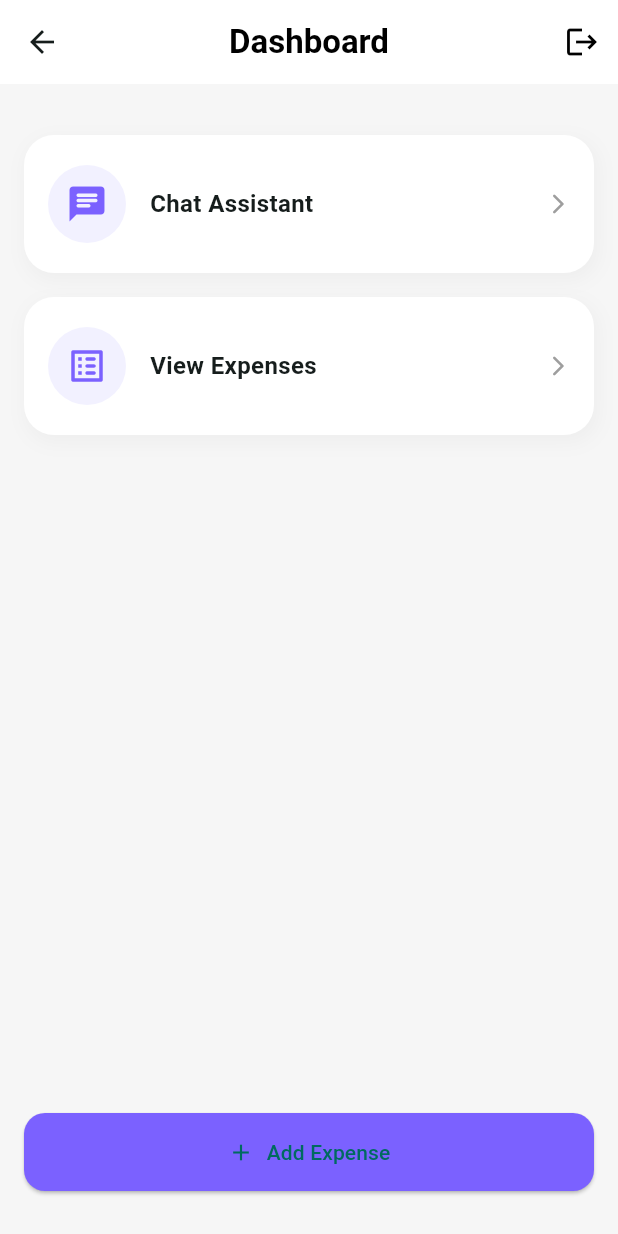
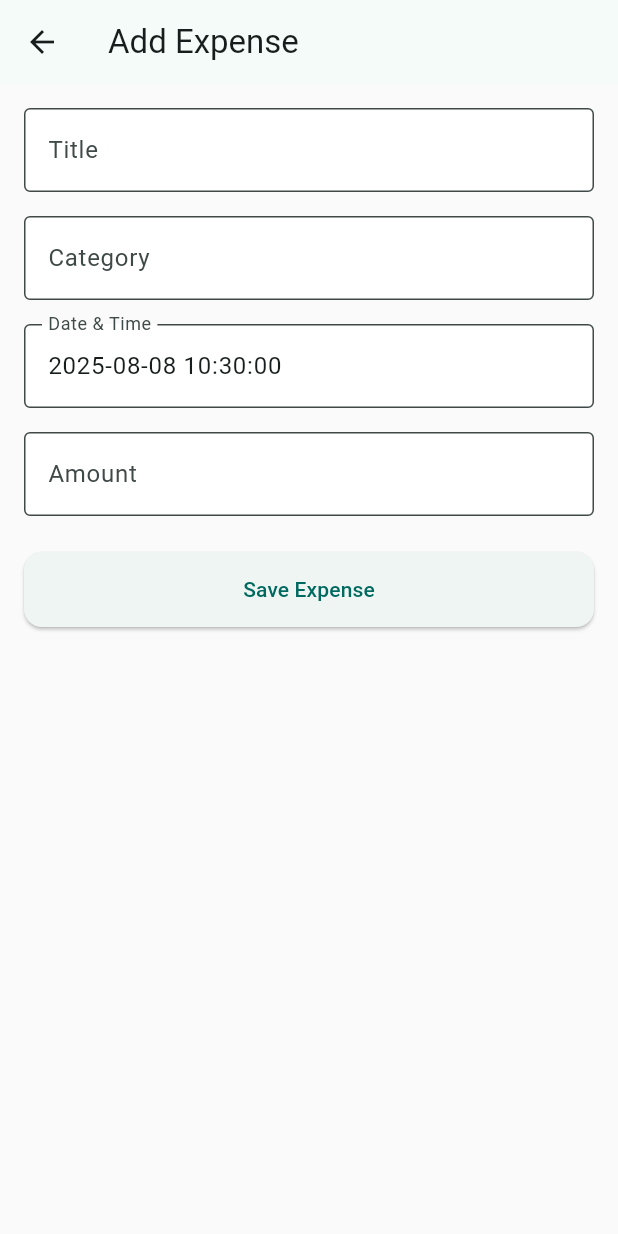
Before and after one commit to yusef279/ai_exp_track, a Flutter app: the HomeScreen screen opened by its route, after a tap on "Add Expense", on a phone screen of 412 x 824 dp. Run offline on Flutter 3.47's test engine with Material 3 defaults, Android fonts, the phone set to English and light mode, and no system bars; our stand-ins replace firebase_auth, firebase_core; accounts and stored records are empty.

Commit message:
Fix Add Expense navigation

```diff
--- /dev/null
+++ b/lib/data/expense_repository.dart
@@ -0,0 +1,18 @@
+import '../models/expense.dart';
+
+class ExpenseRepository {
+  ExpenseRepository._();
+
+  static final ExpenseRepository instance = ExpenseRepository._();
+
+  final List<Expense> _expenses = [];
+
+  List<Expense> get expenses => List.unmodifiable(_expenses);
+
+  double get total =>
+      _expenses.fold(0, (previousValue, element) => previousValue + element.amount);
+
+  void addExpense(Expense expense) {
+    _expenses.add(expense);
+  }
+}
--- /dev/null
+++ b/lib/models/expense.dart
@@ -0,0 +1,13 @@
+class Expense {
+  final String title;
+  final double amount;
+  final String category;
+  final DateTime date;
+
+  Expense({
+    required this.title,
+    required this.amount,
+    required this.category,
+    DateTime? date,
+  }) : date = date ?? DateTime.now();
+}
--- a/lib/screens/addexpensescreen.dart
+++ b/lib/screens/addexpensescreen.dart
@@ -0,0 +1,137 @@
+import 'package:flutter/material.dart';
+import '../data/expense_repository.dart';
+import '../models/expense.dart';
+
+class AddExpenseScreen extends StatefulWidget {
+  const AddExpenseScreen({super.key});
+
+  @override
+  State<AddExpenseScreen> createState() => _AddExpenseScreenState();
+}
+
+class _AddExpenseScreenState extends State<AddExpenseScreen> {
+  final _formKey = GlobalKey<FormState>();
+  final _titleController = TextEditingController();
+  final _categoryController = TextEditingController();
+  final _amountController = TextEditingController();
+  final _dateController = TextEditingController();
+  DateTime _selectedDate = DateTime.now();
+
+  @override
+  void initState() {
+    super.initState();
+    _dateController.text =
+        _selectedDate.toLocal().toString().split('.')[0];
+  }
+
+  @override
+  void dispose() {
+    _titleController.dispose();
+    _categoryController.dispose();
+    _amountController.dispose();
+    _dateController.dispose();
+    super.dispose();
+  }
+
+  Future<void> _pickDateTime() async {
+    final date = await showDatePicker(
+      context: context,
+      initialDate: _selectedDate,
+      firstDate: DateTime(2000),
+      lastDate: DateTime(2100),
+    );
+    if (date == null) return;
+    final time = await showTimePicker(
+      context: context,
+      initialTime: TimeOfDay.fromDateTime(_selectedDate),
+    );
+    setState(() {
+      _selectedDate = DateTime(
+        date.year,
+        date.month,
+        date.day,
+        time?.hour ?? 0,
+        time?.minute ?? 0,
+      );
+      _dateController.text =
+          _selectedDate.toLocal().toString().split('.')[0];
+    });
+  }
+
+  void _saveExpense() {
+    if (_formKey.currentState!.validate()) {
+      final expense = Expense(
+        title: _titleController.text.trim(),
+        category: _categoryController.text.trim(),
+        amount: double.parse(_amountController.text.trim()),
+        date: _selectedDate,
+      );
+      ExpenseRepository.instance.addExpense(expense);
+      Navigator.pop(context);
+    }
+  }
+
+  @override
+  Widget build(BuildContext context) {
+    return Scaffold(
+      appBar: AppBar(
+        title: const Text('Add Expense'),
+      ),
+      body: Padding(
+        padding: const EdgeInsets.all(16.0),
+        child: Form(
+          key: _formKey,
+          child: Column(
+            children: [
+              TextFormField(
+                controller: _titleController,
+                decoration: const InputDecoration(labelText: 'Title'),
+                validator: (value) =>
+                    value == null || value.isEmpty ? 'Enter a title' : null,
+              ),
+              const SizedBox(height: 16),
+              TextFormField(
+                controller: _categoryController,
+                decoration: const InputDecoration(labelText: 'Category'),
+                validator: (value) =>
+                    value == null || value.isEmpty ? 'Enter a category' : null,
+              ),
+              const SizedBox(height: 16),
+              TextFormField(
+                controller: _dateController,
+                readOnly: true,
+                decoration:
+                    const InputDecoration(labelText: 'Date & Time'),
+                onTap: _pickDateTime,
+              ),
+              const SizedBox(height: 16),
+              TextFormField(
+                controller: _amountController,
+                keyboardType: TextInputType.number,
+                decoration: const InputDecoration(labelText: 'Amount'),
+                validator: (value) {
+                  if (value == null || value.isEmpty) {
+                    return 'Enter an amount';
+                  }
+                  final amount = double.tryParse(value);
+                  if (amount == null) {
+                    return 'Enter a valid number';
+                  }
+                  return null;
+                },
+              ),
+              const SizedBox(height: 24),
+              SizedBox(
+                width: double.infinity,
+                child: ElevatedButton(
+                  onPressed: _saveExpense,
+                  child: const Text('Save Expense'),
+                ),
+              )
+            ],
+          ),
+        ),
+      ),
+    );
+  }
+}
--- a/lib/screens/homescreen.dart
+++ b/lib/screens/homescreen.dart
@@ -1,13 +1,21 @@
+import 'package:firebase_auth/firebase_auth.dart';
 import 'package:flutter/material.dart';
-import 'package:firebase_auth/firebase_auth.dart';
+import '../data/expense_repository.dart';
+import 'addexpensescreen.dart';
 
-class HomeScreen extends StatelessWidget {
+class HomeScreen extends StatefulWidget {
   const HomeScreen({super.key});
 
+  @override
+  State<HomeScreen> createState() => _HomeScreenState();
+}
+
+class _HomeScreenState extends State<HomeScreen> {
   @override
   Widget build(BuildContext context) {
     final user = FirebaseAuth.instance.currentUser;
     final email = user?.email ?? 'User';
+    final total = ExpenseRepository.instance.total;
 
     return Scaffold(
       backgroundColor: const Color(0xFFF6F6F6),
@@ -24,7 +32,9 @@ class HomeScreen extends StatelessWidget {
             icon: const Icon(Icons.logout, color: Colors.black),
             onPressed: () async {
               await FirebaseAuth.instance.signOut();
-              Navigator.pushReplacementNamed(context, '/login');
+              if (context.mounted) {
+                Navigator.pushReplacementNamed(context, '/login');
+              }
             },
           )
         ],
@@ -34,6 +44,31 @@ class HomeScreen extends StatelessWidget {
         child: Column(
           crossAxisAlignment: CrossAxisAlignment.start,
           children: [
+            Card(
+              shape: RoundedRectangleBorder(
+                borderRadius: BorderRadius.circular(16),
+              ),
+              child: Padding(
+                padding: const EdgeInsets.all(16.0),
+                child: Column(
+                  crossAxisAlignment: CrossAxisAlignment.start,
+                  children: [
+                    Text(
+                      'Welcome, $email',
+                      style: const TextStyle(
+                        fontSize: 18,
+                        fontWeight: FontWeight.bold,
+                      ),
+                    ),
+                    const SizedBox(height: 8),
+                    Text(
+                      'Total Spending: \$${total.toStringAsFixed(2)}',
+                      style: const TextStyle(fontSize: 16),
+                    ),
+                  ],
+                ),
+              ),
+            ),
             const SizedBox(height: 24),
             _buildActionCard(
               context,
@@ -52,8 +87,13 @@ class HomeScreen extends StatelessWidget {
             SizedBox(
               width: double.infinity,
               child: ElevatedButton.icon(
-                onPressed: () {
-                  Navigator.pushNamed(context, '/add-expense');
+                onPressed: () async {
+                  await Navigator.push(
+                    context,
+                    MaterialPageRoute(
+                        builder: (_) => const AddExpenseScreen()),
+                  );
+                  setState(() {});
                 },
                 icon: const Icon(Icons.add),
                 label: const Text('Add Expense'),
@@ -76,7 +116,10 @@ class HomeScreen extends StatelessWidget {
   Widget _buildActionCard(BuildContext context,
       {required IconData icon, required String label, required String route}) {
     return InkWell(
-      onTap: () => Navigator.pushNamed(context, route),
+      onTap: () async {
+        await Navigator.pushNamed(context, route);
+        setState(() {});
+      },
       borderRadius: BorderRadius.circular(20),
       child: Ink(
         decoration: BoxDecoration(
@@ -96,8 +139,8 @@ class HomeScreen extends StatelessWidget {
           children: [
             Container(
               padding: const EdgeInsets.all(12),
-              decoration: BoxDecoration(
-                color: const Color(0xFFF2F1FF),
+              decoration: const BoxDecoration(
+                color: Color(0xFFF2F1FF),
                 shape: BoxShape.circle,
               ),
               child: Icon(icon, color: const Color(0xFF7B61FF), size: 28),
```
Also changed, not shown: lib/main.dart (+7 -9 lines), lib/screens/chatbotscreen.dart (+17 -0 lines), lib/screens/expensescreen.dart (+30 -0 lines).
